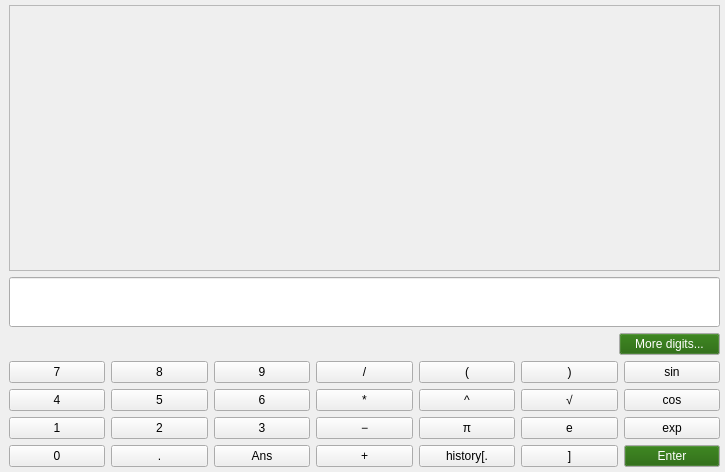
viktorcsimma/even-counter, file frontend/src/View/MainWindow.ui: the form before one commit.
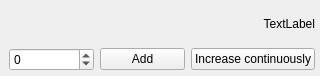
The form after the commit. Custom widgets are drawn as their Qt base class.

What changed in the file:
```diff
--- a/frontend/src/View/MainWindow.ui
+++ b/frontend/src/View/MainWindow.ui
@@ -6,8 +6,8 @@
    <rect>
     <x>0</x>
     <y>0</y>
-    <width>725</width>
-    <height>472</height>
+    <width>320</width>
+    <height>76</height>
    </rect>
   </property>
   <property name="windowTitle">
@@ -28,384 +28,42 @@
      <number>5</number>
     </property>
     <item>
-     <widget class="QScrollArea" name="scrollArea">
-      <property name="widgetResizable">
-       <bool>true</bool>
-      </property>
-      <widget class="QWidget" name="historyVerticalLayoutWidget">
-       <property name="geometry">
-        <rect>
-         <x>0</x>
-         <y>0</y>
-         <width>709</width>
-         <height>241</height>
-        </rect>
-       </property>
-       <layout class="QVBoxLayout" name="verticalLayout_3">
-        <property name="spacing">
-         <number>0</number>
-        </property>
-        <property name="leftMargin">
-         <number>0</number>
-        </property>
-        <property name="topMargin">
-         <number>0</number>
-        </property>
-        <property name="rightMargin">
-         <number>0</number>
-        </property>
-        <property name="bottomMargin">
-         <number>0</number>
-        </property>
-       </layout>
-      </widget>
-     </widget>
-    </item>
-    <item>
-     <layout class="QVBoxLayout" name="verticalLayout_2" stretch="0,0">
+     <layout class="QHBoxLayout" name="horizontalLayout_2">
       <item>
-       <widget class="PrimaryLineEdit" name="primaryLineEdit">
-        <property name="minimumSize">
-         <size>
-          <width>0</width>
-          <height>50</height>
-         </size>
+       <widget class="QLabel" name="label">
+        <property name="text">
+         <string>TextLabel</string>
         </property>
-        <property name="font">
-         <font>
-          <pointsize>16</pointsize>
-         </font>
+        <property name="alignment">
+         <set>Qt::AlignmentFlag::AlignRight|Qt::AlignmentFlag::AlignTrailing|Qt::AlignmentFlag::AlignVCenter</set>
         </property>
        </widget>
       </item>
-      <item>
-       <layout class="QHBoxLayout" name="horizontalLayout_2" stretch="6,1">
-        <item>
-         <widget class="QLabel" name="secondaryOutputLabel">
-          <property name="text">
-           <string/>
-          </property>
-          <property name="margin">
-           <number>5</number>
-          </property>
-         </widget>
-        </item>
-        <item>
-         <widget class="QPushButton" name="preciseOutputButton">
-          <property name="palette">
-           <palette>
-            <active>
-             <colorrole role="Button">
-              <brush brushstyle="SolidPattern">
-               <color alpha="255">
-                <red>27</red>
-                <green>96</green>
-                <blue>0</blue>
-               </color>
-              </brush>
-             </colorrole>
-             <colorrole role="ButtonText">
-              <brush brushstyle="SolidPattern">
-               <color alpha="255">
-                <red>255</red>
-                <green>255</green>
-                <blue>255</blue>
-               </color>
-              </brush>
-             </colorrole>
-            </active>
-            <inactive>
-             <colorrole role="Button">
-              <brush brushstyle="SolidPattern">
-               <color alpha="255">
-                <red>27</red>
-                <green>96</green>
-                <blue>0</blue>
-               </color>
-              </brush>
-             </colorrole>
-             <colorrole role="ButtonText">
-              <brush brushstyle="SolidPattern">
-               <color alpha="255">
-                <red>255</red>
-                <green>255</green>
-                <blue>255</blue>
-               </color>
-              </brush>
-             </colorrole>
-            </inactive>
-            <disabled>
-             <colorrole role="Button">
-              <brush brushstyle="SolidPattern">
-               <color alpha="255">
-                <red>27</red>
-                <green>96</green>
-                <blue>0</blue>
-               </color>
-              </brush>
-             </colorrole>
-            </disabled>
-           </palette>
-          </property>
-          <property name="text">
-           <string>More digits...</string>
-          </property>
-         </widget>
-        </item>
-       </layout>
-      </item>
      </layout>
     </item>
     <item>
-     <layout class="QGridLayout" name="gridLayout">
-      <item row="4" column="0">
-       <widget class="QPushButton" name="numButton0">
-        <property name="text">
-         <string>0</string>
+     <layout class="QHBoxLayout" name="horizontalLayout">
+      <item>
+       <widget class="QSpinBox" name="spinBox">
+        <property name="minimum">
+         <number>-2000000000</number>
         </property>
-       </widget>
-      </item>
-      <item row="3" column="5">
-       <widget class="QPushButton" name="eButton">
-        <property name="text">
-         <string>e</string>
+        <property name="maximum">
+         <number>2000000000</number>
         </property>
        </widget>
       </item>
-      <item row="3" column="4">
-       <widget class="QPushButton" name="piButton">
-        <property name="text">
-         <string>π</string>
-        </property>
-       </widget>
-      </item>
-      <item row="2" column="1">
-       <widget class="QPushButton" name="numButton5">
-        <property name="text">
-         <string>5</string>
-        </property>
-       </widget>
-      </item>
-      <item row="2" column="3">
-       <widget class="QPushButton" name="multiplyButton">
-        <property name="text">
-         <string>*</string>
-        </property>
-       </widget>
-      </item>
-      <item row="0" column="2">
-       <widget class="QPushButton" name="numButton9">
-        <property name="text">
-         <string>9</string>
-        </property>
-       </widget>
-      </item>
-      <item row="2" column="6">
-       <widget class="QPushButton" name="cosButton">
-        <property name="text">
-         <string>cos</string>
-        </property>
-       </widget>
-      </item>
-      <item row="2" column="2">
-       <widget class="QPushButton" name="numButton6">
-        <property name="text">
-         <string>6</string>
-        </property>
-       </widget>
-      </item>
-      <item row="0" column="1">
-       <widget class="QPushButton" name="numButton8">
-        <property name="text">
-         <string>8</string>
-        </property>
-       </widget>
-      </item>
-      <item row="3" column="0">
-       <widget class="QPushButton" name="numButton1">
-        <property name="text">
-         <string>1</string>
-        </property>
-       </widget>
-      </item>
-      <item row="0" column="0">
-       <widget class="QPushButton" name="numButton7">
-        <property name="text">
-         <string>7</string>
-        </property>
-       </widget>
-      </item>
-      <item row="3" column="1">
-       <widget class="QPushButton" name="numButton2">
-        <property name="text">
-         <string>2</string>
-        </property>
-       </widget>
-      </item>
-      <item row="3" column="2">
-       <widget class="QPushButton" name="numButton3">
-        <property name="text">
-         <string>3</string>
-        </property>
-       </widget>
-      </item>
-      <item row="3" column="3">
-       <widget class="QPushButton" name="subtractButton">
-        <property name="text">
-         <string>−</string>
-        </property>
-       </widget>
-      </item>
-      <item row="4" column="3">
+      <item>
        <widget class="QPushButton" name="addButton">
         <property name="text">
-         <string>+</string>
+         <string>Add</string>
         </property>
        </widget>
       </item>
-      <item row="2" column="4">
-       <widget class="QPushButton" name="powerButton">
+      <item>
+       <widget class="QPushButton" name="asyncButton">
         <property name="text">
-         <string>^</string>
-        </property>
-       </widget>
-      </item>
-      <item row="0" column="6">
-       <widget class="QPushButton" name="sinButton">
-        <property name="text">
-         <string>sin</string>
-        </property>
-       </widget>
-      </item>
-      <item row="3" column="6">
-       <widget class="QPushButton" name="expButton">
-        <property name="text">
-         <string>exp</string>
-        </property>
-       </widget>
-      </item>
-      <item row="4" column="1">
-       <widget class="QPushButton" name="decimalPointButton">
-        <property name="text">
-         <string>.</string>
-        </property>
-       </widget>
-      </item>
-      <item row="0" column="5">
-       <widget class="QPushButton" name="rightBracketButton">
-        <property name="text">
-         <string>)</string>
-        </property>
-       </widget>
-      </item>
-      <item row="2" column="0">
-       <widget class="QPushButton" name="numButton4">
-        <property name="text">
-         <string>4</string>
-        </property>
-       </widget>
-      </item>
-      <item row="0" column="4">
-       <widget class="QPushButton" name="leftBracketButton">
-        <property name="text">
-         <string>(</string>
-        </property>
-       </widget>
-      </item>
-      <item row="2" column="5">
-       <widget class="QPushButton" name="sqrtButton">
-        <property name="text">
-         <string>√</string>
-        </property>
-       </widget>
-      </item>
-      <item row="0" column="3">
-       <widget class="QPushButton" name="divideButton">
-        <property name="text">
-         <string>/</string>
-        </property>
-       </widget>
-      </item>
-      <item row="4" column="2">
-       <widget class="QPushButton" name="ansButton">
-        <property name="text">
-         <string>Ans</string>
-        </property>
-       </widget>
-      </item>
-      <item row="4" column="6">
-       <widget class="QPushButton" name="enterButton">
-        <property name="palette">
-         <palette>
-          <active>
-           <colorrole role="Button">
-            <brush brushstyle="SolidPattern">
-             <color alpha="255">
-              <red>27</red>
-              <green>96</green>
-              <blue>0</blue>
-             </color>
-            </brush>
-           </colorrole>
-           <colorrole role="ButtonText">
-            <brush brushstyle="SolidPattern">
-             <color alpha="255">
-              <red>255</red>
-              <green>255</green>
-              <blue>255</blue>
-             </color>
-            </brush>
-           </colorrole>
-          </active>
-          <inactive>
-           <colorrole role="Button">
-            <brush brushstyle="SolidPattern">
-             <color alpha="255">
-              <red>27</red>
-              <green>96</green>
-              <blue>0</blue>
-             </color>
-            </brush>
-           </colorrole>
-           <colorrole role="ButtonText">
-            <brush brushstyle="SolidPattern">
-             <color alpha="255">
-              <red>255</red>
-              <green>255</green>
-              <blue>255</blue>
-             </color>
-            </brush>
-           </colorrole>
-          </inactive>
-          <disabled>
-           <colorrole role="Button">
-            <brush brushstyle="SolidPattern">
-             <color alpha="255">
-              <red>27</red>
-              <green>96</green>
-              <blue>0</blue>
-             </color>
-            </brush>
-           </colorrole>
-          </disabled>
-         </palette>
-        </property>
-        <property name="text">
-         <string>Enter</string>
-        </property>
-       </widget>
-      </item>
-      <item row="4" column="4">
-       <widget class="QPushButton" name="historyButton">
-        <property name="text">
-         <string>history[.</string>
-        </property>
-       </widget>
-      </item>
-      <item row="4" column="5">
-       <widget class="QPushButton" name="rightSquareBracketButton">
-        <property name="text">
-         <string>]</string>
+         <string>Increase continuously</string>
         </property>
        </widget>
       </item>
@@ -414,13 +72,6 @@
    </layout>
   </widget>
  </widget>
- <customwidgets>
-  <customwidget>
-   <class>PrimaryLineEdit</class>
-   <extends>QLineEdit</extends>
-   <header>View/PrimaryLineEdit.h</header>
-  </customwidget>
- </customwidgets>
  <resources/>
  <connections/>
 </ui>
```
